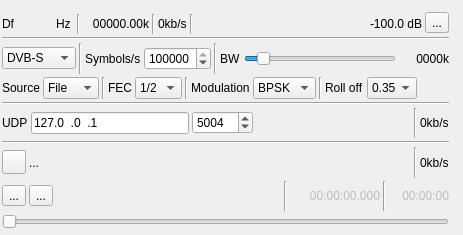
Qt form plugins/channeltx/moddatv/datvmodgui.ui (f4exb/sdrangel) before a commit.
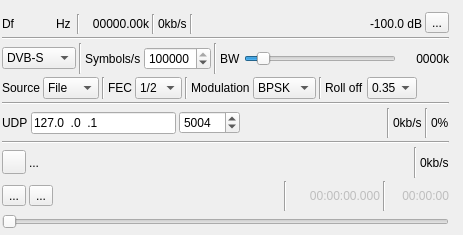
The same form after that commit. Icons and pictures are not drawn. Custom widgets are drawn as their Qt base class.

Commit message: DATV Mod: Add UDP buffer utiliziation in GUI on Windows

```diff
--- a/plugins/channeltx/moddatv/datvmodgui.ui
+++ b/plugins/channeltx/moddatv/datvmodgui.ui
@@ -568,6 +568,23 @@
         </property>
        </widget>
       </item>
+      <item>
+       <widget class="Line" name="udpBufferUtilizationLine">
+        <property name="orientation">
+         <enum>Qt::Vertical</enum>
+        </property>
+       </widget>
+      </item>
+      <item>
+       <widget class="QLabel" name="udpBufferUtilization">
+        <property name="toolTip">
+         <string>Indicates how full the UDP receive buffer is. If this reaches 100%, packets will likely be dropped.</string>
+        </property>
+        <property name="text">
+         <string>0%</string>
+        </property>
+       </widget>
+      </item>
      </layout>
     </item>
     <item>
```
The commit also changes 9 other files.
